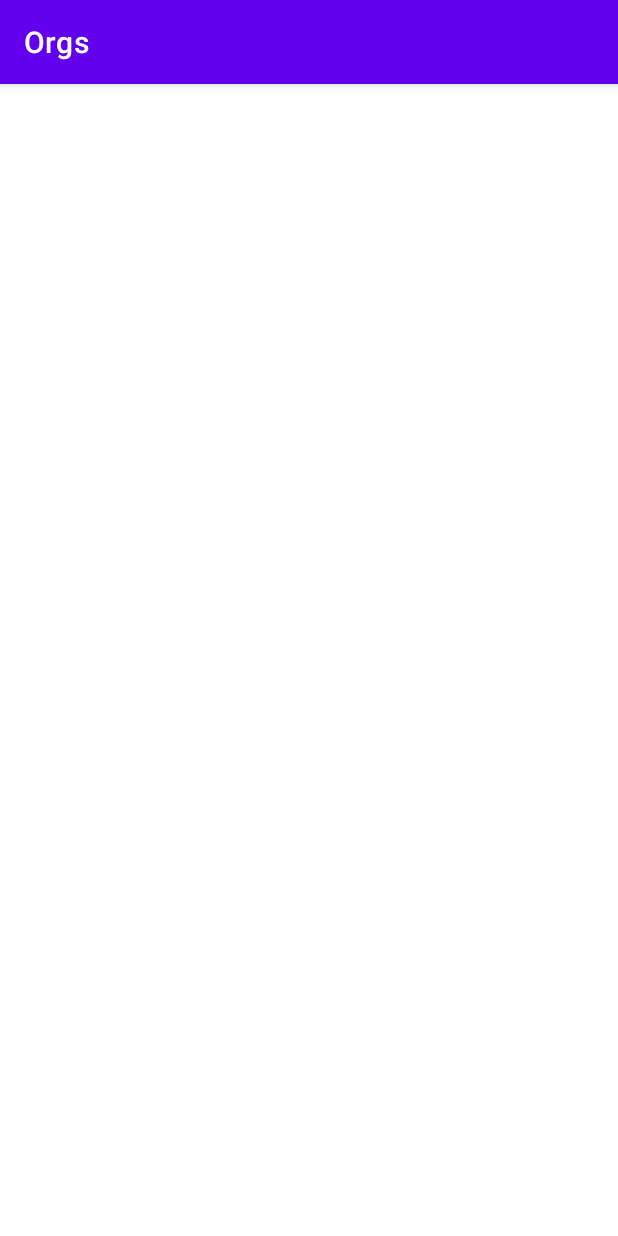
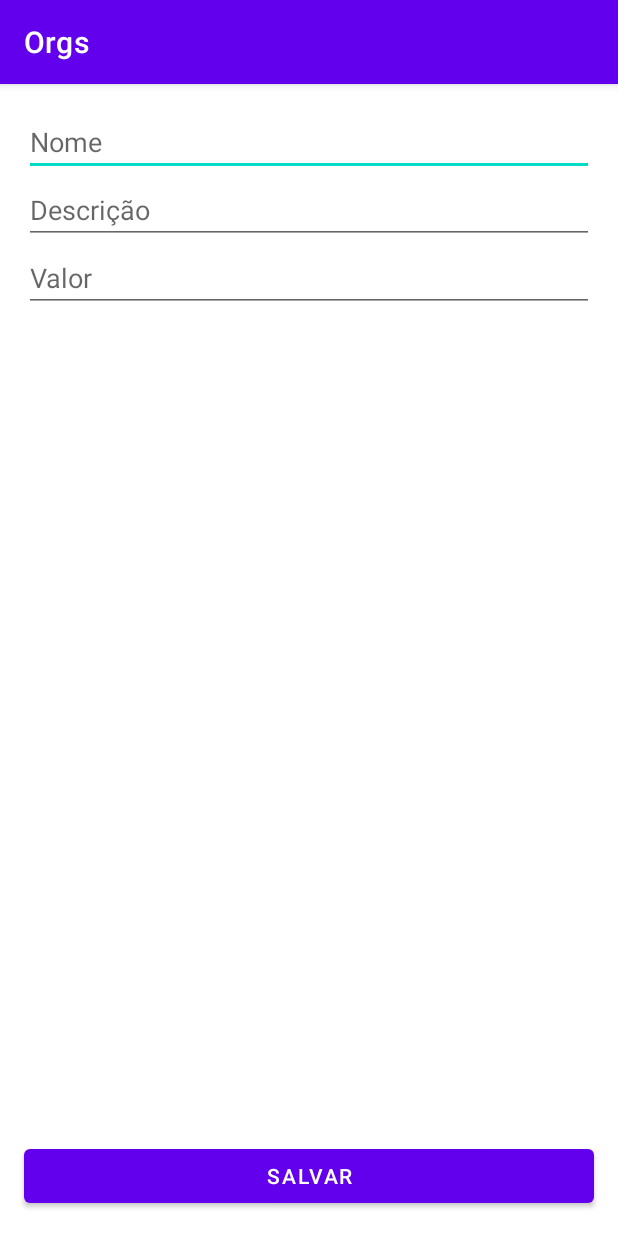
Before and after one commit to pedroabreudev/Alura_Kotlin_Android, an Android app: the screen it shows after launch (FormularioProdutoActivity), on a phone screen of 412 x 824 dp. Run offline under Robolectric (Android 15) with nearby library versions, the phone set to English and light mode, and no system bars.

Commit message:
fix: Refatorando o layout do Formulário

```diff
--- a/Projeto/Orgs/app/src/main/res/layout/activity_formulario_produto.xml
+++ b/Projeto/Orgs/app/src/main/res/layout/activity_formulario_produto.xml
@@ -1,9 +1,57 @@
 <?xml version="1.0" encoding="utf-8"?>
-<androidx.constraintlayout.widget.ConstraintLayout xmlns:android="http://schemas.android.com/apk/res/android"
+<ScrollView xmlns:android="http://schemas.android.com/apk/res/android"
     xmlns:app="http://schemas.android.com/apk/res-auto"
     xmlns:tools="http://schemas.android.com/tools"
     android:layout_width="match_parent"
     android:layout_height="match_parent"
-    tools:context=".ui.activity.FormularioProdutoActivity">
+    android:fillViewport="true">
 
-</androidx.constraintlayout.widget.ConstraintLayout>
+    <androidx.constraintlayout.widget.ConstraintLayout
+        android:layout_width="match_parent"
+        android:layout_height="wrap_content"
+        tools:context=".ui.activity.FormularioProdutoActivity">
+
+        <EditText
+            android:id="@+id/nome"
+            android:layout_width="0dp"
+            android:layout_height="wrap_content"
+            android:layout_margin="16dp"
+            android:hint="Nome"
+            android:inputType="text"
+            app:layout_constraintEnd_toEndOf="parent"
+            app:layout_constraintStart_toStartOf="parent"
+            app:layout_constraintTop_toTopOf="parent" />
+
+        <EditText
+            android:id="@+id/descricao"
+            android:layout_width="0dp"
+            android:layout_height="wrap_content"
+            android:hint="Descrição"
+            android:inputType="text"
+            app:layout_constraintEnd_toEndOf="@id/nome"
+            app:layout_constraintStart_toStartOf="@id/nome"
+            app:layout_constraintTop_toBottomOf="@id/nome" />
+
+        <EditText
+            android:id="@+id/valor"
+            android:layout_width="0dp"
+            android:layout_height="wrap_content"
+            android:hint="Valor"
+            android:inputType="numberDecimal"
+            app:layout_constraintEnd_toEndOf="@id/descricao"
+            app:layout_constraintStart_toStartOf="@id/descricao"
+            app:layout_constraintTop_toBottomOf="@id/descricao" />
+
+        <Button android:id="@+id/botao_salvar"
+            android:layout_width="0dp"
+            android:layout_height="wrap_content"
+            android:layout_margin="16dp"
+            android:text="Salvar"
+            app:layout_constraintVertical_bias="1"
+            app:layout_constraintBottom_toBottomOf="parent"
+            app:layout_constraintEnd_toEndOf="parent"
+            app:layout_constraintStart_toStartOf="parent"
+            app:layout_constraintTop_toBottomOf="@+id/valor" />
+
+    </androidx.constraintlayout.widget.ConstraintLayout>
+</ScrollView>
```
